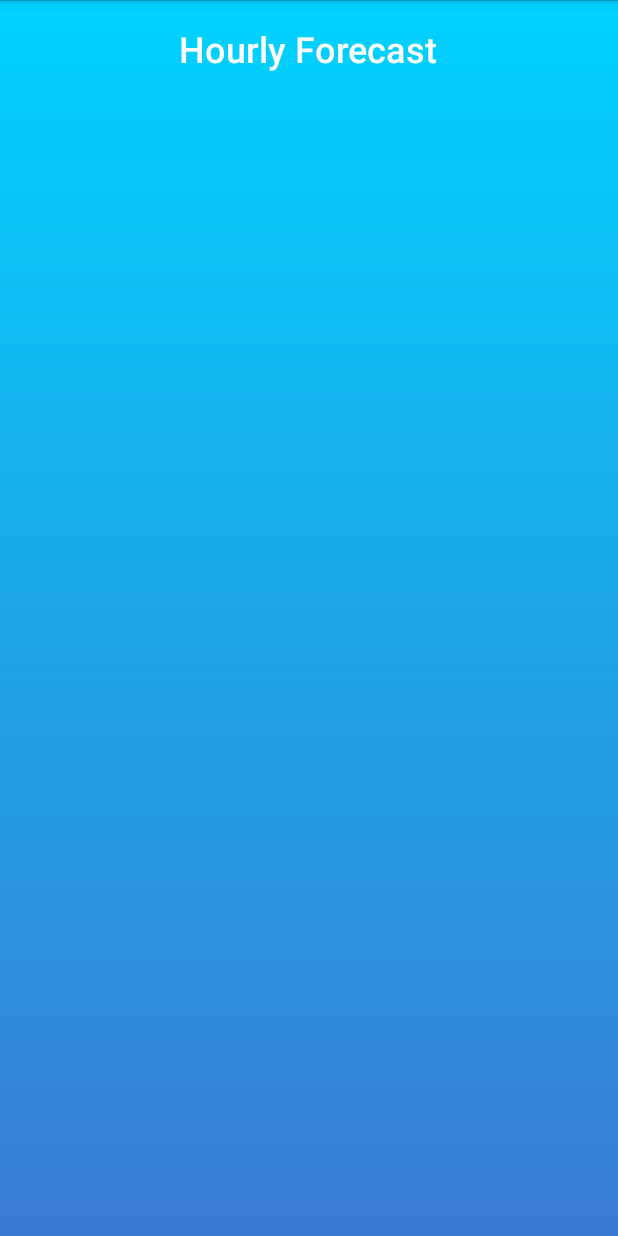
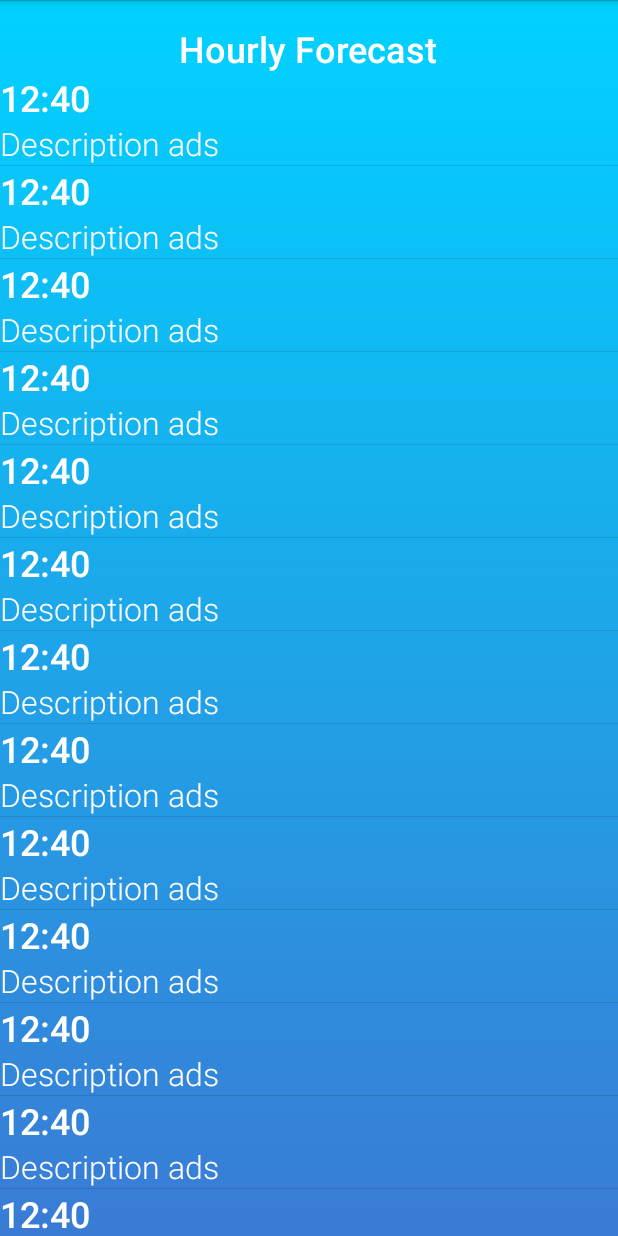
Before and after one commit to Amador368/ColorWeather, an Android app: the HourlyWeatherActivity screen opened directly, with no data from a screen before it, on a phone screen of 412 x 824 dp. Run offline under Robolectric (Android 15) with nearby library versions, the phone set to English and light mode, and no system bars; network calls fail.

Commit message:
Creating adapter for minutely weather

```diff
--- /dev/null
+++ b/app/src/main/java/me/asantiago/colorweather/Adapters/HourlyWeatherAdapter.java
@@ -0,0 +1,76 @@
+package me.asantiago.colorweather.Adapters;
+
+import android.content.Context;
+import android.view.LayoutInflater;
+import android.view.View;
+import android.view.ViewGroup;
+import android.widget.BaseAdapter;
+import android.widget.TextView;
+
+import java.util.ArrayList;
+
+import me.asantiago.colorweather.Hour;
+import me.asantiago.colorweather.R;
+
+/**
+ * Created by asantiago on 21/01/17.
+ */
+
+public class HourlyWeatherAdapter extends BaseAdapter {
+
+    ArrayList<Hour> hours;
+    Context context;
+
+    public HourlyWeatherAdapter(Context context, ArrayList<Hour> hours ){
+        this.context = context;
+        this.hours = hours;
+
+    }
+
+    @Override
+    public int getCount() {
+        return hours.size();
+    }
+
+    @Override
+    public Object getItem(int i) {
+        return hours.get(i);
+    }
+
+    @Override
+    public long getItemId(int i) {
+        return 0;
+    }
+
+    @Override
+    public View getView(int i, View view, ViewGroup viewGroup) {
+        ViewHolder viewHolder;
+
+        Hour hour = hours.get(i);
+
+        if( view == null){
+
+            view = LayoutInflater.from(context).inflate(R.layout.hourly_list_item, viewGroup, false);
+            viewHolder = new ViewHolder();
+
+            viewHolder.hourTitle = (TextView) view.findViewById(R.id.hourlyListTitleTextView);
+            viewHolder.hourDescription = (TextView) view.findViewById(R.id.hourlyListDescriptionTextView);
+
+            view.setTag(viewHolder);
+
+        } else {
+            viewHolder = (ViewHolder) view.getTag();
+        }
+
+        viewHolder.hourTitle.setText(hour.getHour());
+        viewHolder.hourDescription.setText(hour.getWeatherDescription());
+
+
+        return view;
+    }
+
+    static class ViewHolder {
+        TextView hourTitle;
+        TextView hourDescription;
+    }
+}
--- /dev/null
+++ b/app/src/main/java/me/asantiago/colorweather/Hour.java
@@ -0,0 +1,28 @@
+package me.asantiago.colorweather;
+
+/**
+ * Created by asantiago on 21/01/17.
+ */
+
+public class Hour {
+
+    private String hour;
+    private String weatherDescription;
+
+    public String getHour() {
+        return hour;
+    }
+
+    public void setHour(String hour) {
+        this.hour = hour;
+    }
+
+    public String getWeatherDescription() {
+        return weatherDescription;
+    }
+
+    public void setWeatherDescription(String weatherDescription) {
+        this.weatherDescription = weatherDescription;
+    }
+
+}
--- a/app/src/main/java/me/asantiago/colorweather/HourlyWeatherActivity.java
+++ b/app/src/main/java/me/asantiago/colorweather/HourlyWeatherActivity.java
@@ -1,13 +1,33 @@
 package me.asantiago.colorweather;
-
-import android.app.Activity;
+import android.app.ListActivity;
 import android.os.Bundle;
 
-public class HourlyWeatherActivity extends Activity {
+import java.util.ArrayList;
+
+import me.asantiago.colorweather.Adapters.HourlyWeatherAdapter;
+
+public class HourlyWeatherActivity extends ListActivity {
 
     @Override
     protected void onCreate(Bundle savedInstanceState) {
         super.onCreate(savedInstanceState);
         setContentView(R.layout.activity_hourly_weather);
+
+        ArrayList<Hour> hours = new ArrayList<Hour>();
+
+        for(int i = 0; i < 30; i++){
+
+            Hour hour = new Hour();//Hour class object
+
+            hour.setHour("12:40");
+            hour.setWeatherDescription("Description ads");
+
+            hours.add(hour);
+
+        }
+
+        HourlyWeatherAdapter hourlyWeatherAdapter = new HourlyWeatherAdapter(this, hours);
+        setListAdapter(hourlyWeatherAdapter);
+
     }
 }
--- a/app/src/main/res/layout/activity_hourly_weather.xml
+++ b/app/src/main/res/layout/activity_hourly_weather.xml
@@ -18,7 +18,7 @@
         android:textStyle="normal|bold" />
 
     <ListView
-        android:id="@+id/itemsListView"
+        android:id="@android:id/list"
         android:layout_width="match_parent"
         android:layout_height="match_parent"
         android:layout_below="@+id/hourlyWeatherTextView"
--- /dev/null
+++ b/app/src/main/res/layout/hourly_list_item.xml
@@ -0,0 +1,26 @@
+<?xml version="1.0" encoding="utf-8"?>
+<LinearLayout xmlns:android="http://schemas.android.com/apk/res/android"
+    xmlns:tools="http://schemas.android.com/tools"
+    tools:background="@drawable/bg_gradient_blue"
+    android:orientation="vertical"
+    android:layout_width="match_parent"
+    android:layout_height="match_parent">
+
+    <TextView
+        style="@style/mainFont"
+        android:text="TextView"
+        android:layout_width="match_parent"
+        android:layout_height="wrap_content"
+        android:textStyle="normal|bold"
+        android:id="@+id/hourlyListTitleTextView"
+        tools:text="Titulo"/>
+
+    <TextView
+        style="@style/mainFont"
+        android:textSize="21sp"
+        android:text="TextView"
+        android:layout_width="match_parent"
+        android:layout_height="wrap_content"
+        android:id="@+id/hourlyListDescriptionTextView"
+        tools:text="Esta es la hora"/>
+</LinearLayout>
--- /dev/null
+++ b/app/src/main/res/layout/minutely_list_item.xml
@@ -0,0 +1,17 @@
+<?xml version="1.0" encoding="utf-8"?>
+<LinearLayout xmlns:android="http://schemas.android.com/apk/res/android"
+    android:orientation="vertical" android:layout_width="match_parent"
+    android:layout_height="match_parent">
+
+    <TextView
+        android:text="TextView"
+        android:layout_width="match_parent"
+        android:layout_height="wrap_content"
+        android:id="@+id/textView" />
+
+    <TextView
+        android:text="TextView"
+        android:layout_width="match_parent"
+        android:layout_height="wrap_content"
+        android:id="@+id/textView2" />
+</LinearLayout>
```
